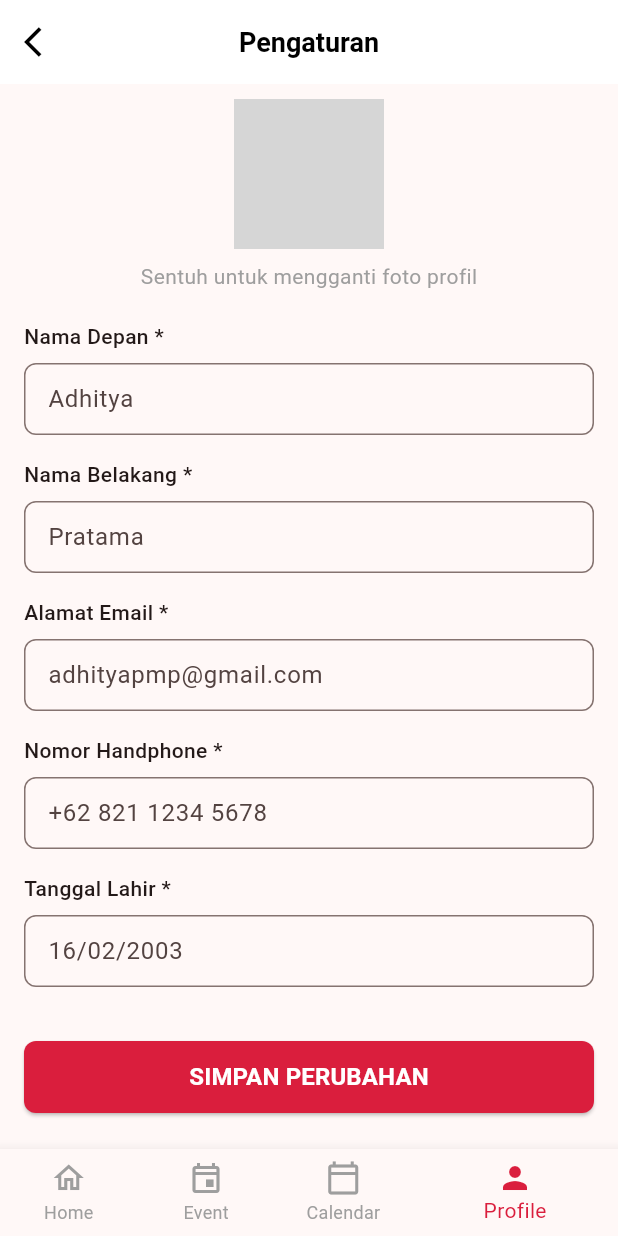
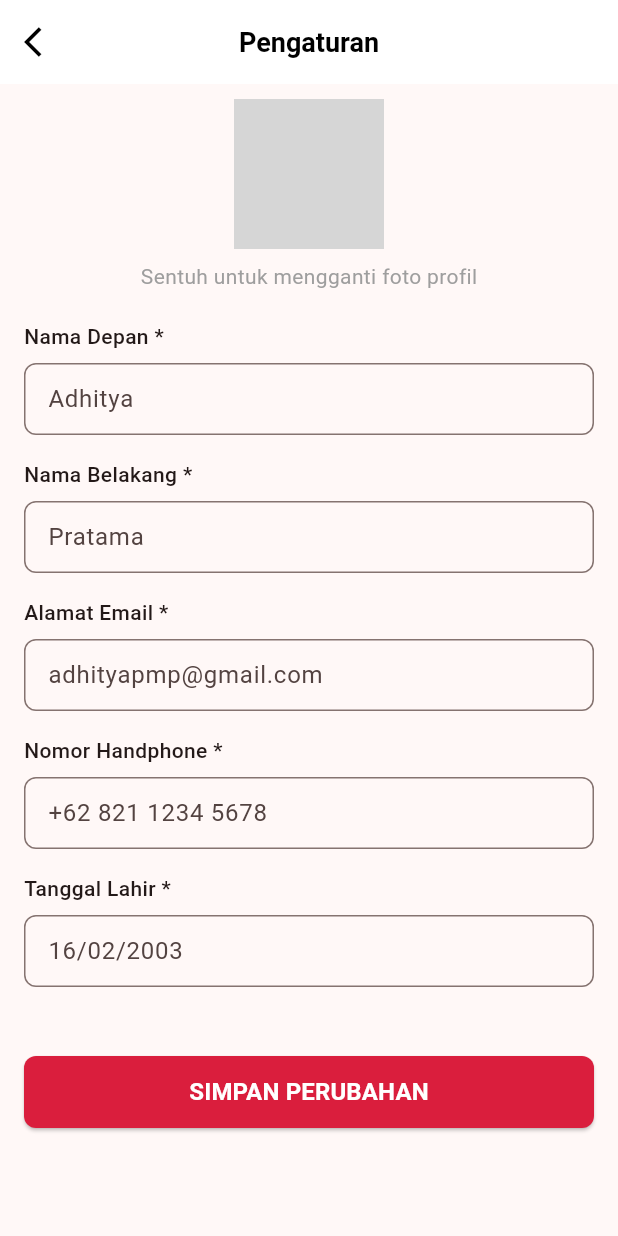
Before and after one commit to agnesjuliana/tekber_markas, a Flutter app: the ProfileEditScreen screen opened directly, on a phone screen of 412 x 824 dp. Run offline on Flutter 3.47's test engine with Material 3 defaults, Android fonts, the phone set to English and light mode, and no system bars; our stand-ins replace cloud_firestore, firebase_auth, firebase_core, google_fonts; accounts and stored records are empty; grey boxes are pictures that could not be loaded.

Commit message:
fix : remove nav from profile edit screen

```diff
--- a/lib/screens/profile_edit_screen.dart
+++ b/lib/screens/profile_edit_screen.dart
@@ -24,18 +24,17 @@ class ProfileEditScreen extends StatelessWidget {
       body: ListView(
         padding: EdgeInsets.symmetric(horizontal: 16, vertical: 10),
         children: [
+          // Foto Profil
           Center(
             child: Column(
               children: [
-                // Foto Profil
                 GestureDetector(
                   onTap: () {
-                    // Tambahkan logika untuk mengganti foto profil
+                    // Logika untuk mengganti foto profil
                   },
                   child: CircleAvatar(
                     radius: 50,
-                    backgroundImage: AssetImage(
-                        'assets/profile_pic.png'), // Ganti sesuai gambar profil
+                    backgroundImage: AssetImage('assets/profile_pic.png'), // Ganti sesuai gambar profil
                   ),
                 ),
                 SizedBox(height: 8),
@@ -49,21 +48,37 @@ class ProfileEditScreen extends StatelessWidget {
           ),
 
           // Form Input
-          _inputField(title: 'Nama Depan', hintText: 'Adhitya'),
-          _inputField(title: 'Nama Belakang', hintText: 'Pratama'),
-          _inputField(title: 'Alamat Email', hintText: 'adhityapmp@gmail.com'),
-          _inputField(title: 'Nomor Handphone', hintText: '+62 821 1234 5678'),
-          _inputField(title: 'Tanggal Lahir', hintText: '16/02/2003'),
+          _inputField(
+            title: 'Nama Depan *',
+            hintText: 'Adhitya',
+          ),
+          _inputField(
+            title: 'Nama Belakang *',
+            hintText: 'Pratama',
+          ),
+          _inputField(
+            title: 'Alamat Email *',
+            hintText: 'adhityapmp@gmail.com',
+          ),
+          _inputField(
+            title: 'Nomor Handphone *',
+            hintText: '+62 821 1234 5678',
+          ),
+          _inputField(
+            title: 'Tanggal Lahir *',
+            hintText: '16/02/2003',
+          ),
 
-          SizedBox(height: 20),
+          SizedBox(height: 30),
 
           // Tombol Simpan Perubahan
-          ElevatedButton(
+          Center(
+            child: ElevatedButton(
               style: ElevatedButton.styleFrom(
-              backgroundColor: const Color(0xFFDA1E3D), // Warna merah
-              minimumSize: Size(double.infinity, 48),
+                backgroundColor: const Color(0xFFDA1E3D), // Warna merah sesuai desain
+                minimumSize: const Size(double.infinity, 48),
                 shape: RoundedRectangleBorder(
-                borderRadius: BorderRadius.circular(8),
+                  borderRadius: BorderRadius.circular(8.0),
                 ),
               ),
               onPressed: () {
@@ -78,36 +93,22 @@ class ProfileEditScreen extends StatelessWidget {
                 ),
               ),
             ),
-        ],
           ),
-      bottomNavigationBar: BottomNavigationBar(
-        selectedItemColor: const Color(0xFFDA1E3D),
-        unselectedItemColor: Colors.grey,
-        showUnselectedLabels: true,
-        currentIndex: 3, // Index aktif untuk Profile
-        onTap: (index) {
-          // Navigasi Bottom Bar
-        },
-        items: [
-          BottomNavigationBarItem(
-              icon: Icon(Icons.home_outlined), label: 'Home'),
-          BottomNavigationBarItem(
-              icon: Icon(Icons.event_outlined), label: 'Event'),
-          BottomNavigationBarItem(
-              icon: Icon(Icons.calendar_today_outlined), label: 'Calendar'),
-          BottomNavigationBarItem(icon: Icon(Icons.person), label: 'Profile'),
         ],
       ),
     );
   }
 
-  // Fungsi Input Field
-  Widget _inputField({required String title, required String hintText}) {
+  // Fungsi untuk membuat Input Field
+  Widget _inputField({
+    required String title,
+    required String hintText,
+  }) {
     return Column(
       crossAxisAlignment: CrossAxisAlignment.start,
       children: [
         Text(
-          '$title *',
+          title,
           style: TextStyle(
             fontWeight: FontWeight.w500,
             fontSize: 14,
```
Lines whose indentation alone changed are shown as unchanged.
